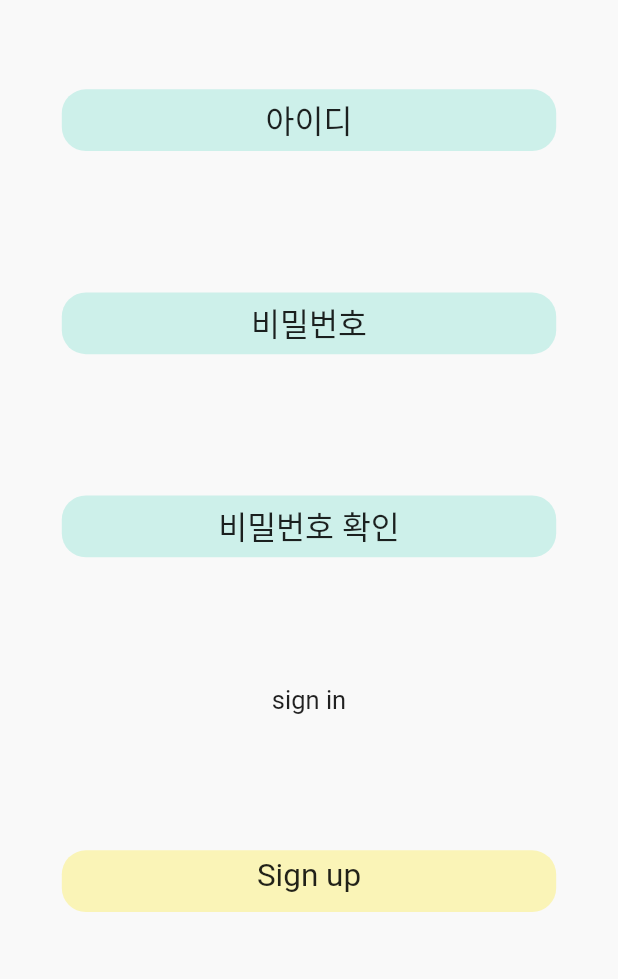
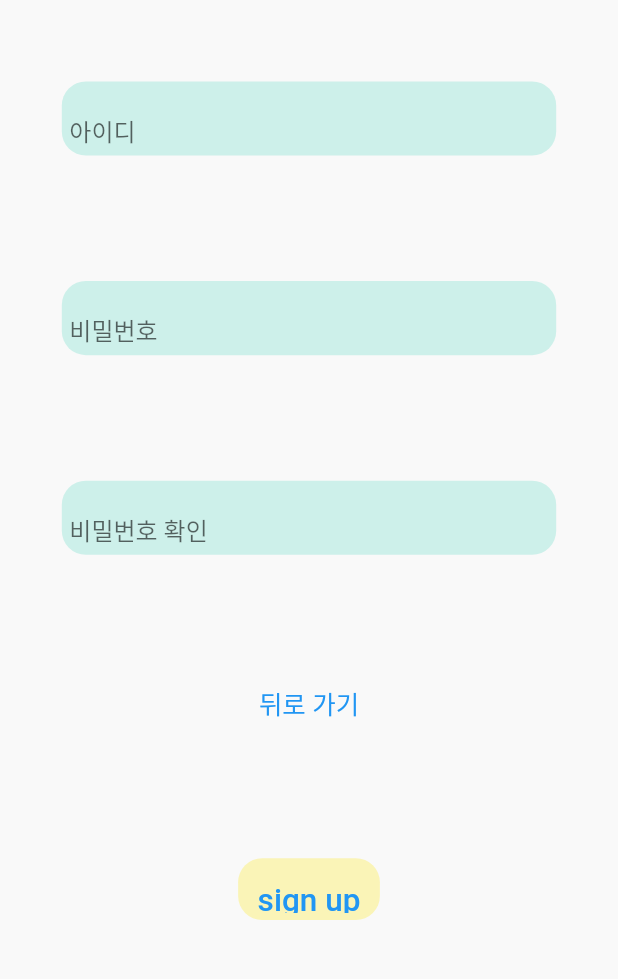
Before and after one commit to Google-DSC-SCH/first_side_project_app, a Flutter app: the screen it shows after launch, after a tap on "Sign_Up", on a phone screen of 412 x 824 dp, the part 257-1236 px from its top. Run offline on Flutter 3.47's test engine with Material 2 defaults, Android fonts, the phone set to English and light mode, and no system bars; Roboto replaces fonts that are missing (HandTyping).

Commit message:
로그인 임시 기능 저장

```diff
--- a/lib/Sign_Up.dart
+++ b/lib/Sign_Up.dart
@@ -1,6 +1,7 @@
 import 'package:flutter/cupertino.dart';
 import 'package:flutter/material.dart';
 import 'getMediaQuery.dart';
+import 'testPage.dart';
 
 class Sign_Up extends StatelessWidget{
 
@@ -67,46 +68,16 @@ class Sign_Up extends StatelessWidget{
                                     width: getMobileSizeFromPercent(
                                         context, 80, true),
                                     height: getMobileSizeFromPercent(
-                                        context, 5, false),
+                                        context, 6, false),
                                     child: SingleChildScrollView(
                                       child: Column(
                                         children: [
-                                          Text(
-                                            "아이디",
-                                            style: TextStyle(fontSize: 21),
-                                          )
-                                        ],
-                                      ),
-                                    )),
-                              ),
-                            ],
-                          ),
-                          Column(
-                            children: [
-
-                             Container(
-                                height: 5,
-                              ),
-                              Card(
-                                shape: RoundedRectangleBorder(
-                                  //모서리를 둥글게 하기 위해 사용
-                                  borderRadius: BorderRadius.circular(16.0),
-                                ),
-                                color: Color(color_mint),
-                                elevation: 0, // 그림자 깊이
-                                child: Container(
-                                    padding: EdgeInsets.all(5),
-                                    width: getMobileSizeFromPercent(
-                                        context, 80, true),
-                                    height: getMobileSizeFromPercent(
-                                        context, 5, false),
-                                    child: SingleChildScrollView(
-                                      child: Column(
-                                        children: [
-                                          Text(
-                                            "비밀번호",
-                                            style: TextStyle(fontSize: 21),
-                                          )
+                                          TextField(
+                                          decoration: InputDecoration(
+                                            labelText: '아이디',
+                                            border: InputBorder.none,
+                                          ),
+                                        )
                                         ],
                                       ),
                                     )),
@@ -130,14 +101,16 @@ class Sign_Up extends StatelessWidget{
                                     width: getMobileSizeFromPercent(
                                         context, 80, true),
                                     height: getMobileSizeFromPercent(
-                                        context, 5, false),
+                                        context, 6, false),
                                     child: SingleChildScrollView(
                                       child: Column(
                                         children: [
-                                          Text(
-                                            "비밀번호 확인",
-                                            style: TextStyle(fontSize: 21),
-                                          )
+                                          TextField(
+                                          decoration: InputDecoration(
+                                            labelText: '비밀번호',
+                                            border: InputBorder.none,
+                                          ),
+                                        )
                                         ],
                                       ),
                                     )),
@@ -145,11 +118,49 @@ class Sign_Up extends StatelessWidget{
                             ],
                           ),
                           Column(
-
                             children: [
-                              Text("sign in",
-                                  style: TextStyle(fontSize: 17))]),
-                                  Column(
+                              Container(
+                                height: 5,
+                              ),
+                              Card(
+                                shape: RoundedRectangleBorder(
+                                  //모서리를 둥글게 하기 위해 사용
+                                  borderRadius: BorderRadius.circular(16.0),
+                                ),
+                                color: Color(color_mint),
+                                elevation: 0, // 그림자 깊이
+                                child: Container(
+                                    padding: EdgeInsets.all(5),
+                                    width: getMobileSizeFromPercent(
+                                        context, 80, true),
+                                    height: getMobileSizeFromPercent(
+                                        context, 6, false),
+                                    child: SingleChildScrollView(
+                                      child: Column(
+                                        children: [
+                                          TextField(
+                                          decoration: InputDecoration(
+                                            labelText: '비밀번호 확인',
+                                            border: InputBorder.none,
+                                          ),
+                                        )
+                                        ],
+                                      ),
+                                    )),
+                              ),
+                            ],
+                          ),
+                          Column(
+                            children: [
+                                 TextButton(
+                                  onPressed: () {
+                                    Navigator.push(
+                                        context, MaterialPageRoute(builder: (_) => TestPage()));
+                                  },
+                                  child: Text("뒤로 가기",
+                                  style: TextStyle(fontSize: 17))),
+                              ]),
+                                 Column(
                             children: [
 
                              Container(
@@ -164,17 +175,21 @@ class Sign_Up extends StatelessWidget{
                                 elevation: 0, // 그림자 깊이
                                 child: Container(
                                     padding: EdgeInsets.all(5),
-                                    width: getMobileSizeFromPercent(
-                                        context, 80, true),
                                     height: getMobileSizeFromPercent(
                                         context, 5, false),
                                     child: SingleChildScrollView(
                                       child: Column(
                                         children: [
-                                          Text(
-                                            "Sign up",
+                                           TextButton(
+                                            onPressed: () {
+                                              Navigator.push(
+                                                  context, MaterialPageRoute(builder: (_) => TestPage()));
+                                            },
+                                            child: Text(
+                                            "sign up",
                                             style: TextStyle(fontSize: 21),
-                                          )
+                                          )),
+
                                         ],
                                       ),
                                     )),
--- a/lib/main.dart
+++ b/lib/main.dart
@@ -5,6 +5,7 @@ import 'testPage.dart';
 import 'ViewDaily.dart';
 import 'Sign_Up.dart';
 import 'CreateDaily.dart';
+import 'Real_Main.dart';
 
 
 void main() {
@@ -61,6 +62,12 @@ class _MyHomePageState extends State<MyHomePage> {
                 },
                 child: Text("Sign_Up")),
 
+            ElevatedButton(
+                onPressed: () {
+                  Navigator.push(
+                      context, MaterialPageRoute(builder: (_) => Real_Main()));
+                },
+                child: Text("Real_Main")),
             // View Daily 페이지
             ElevatedButton(
                 onPressed: () {
```
Also changed, not shown: lib/Real_Main.dart (added, +158 -0 lines), lib/testPage.dart (+33 -20 lines).
